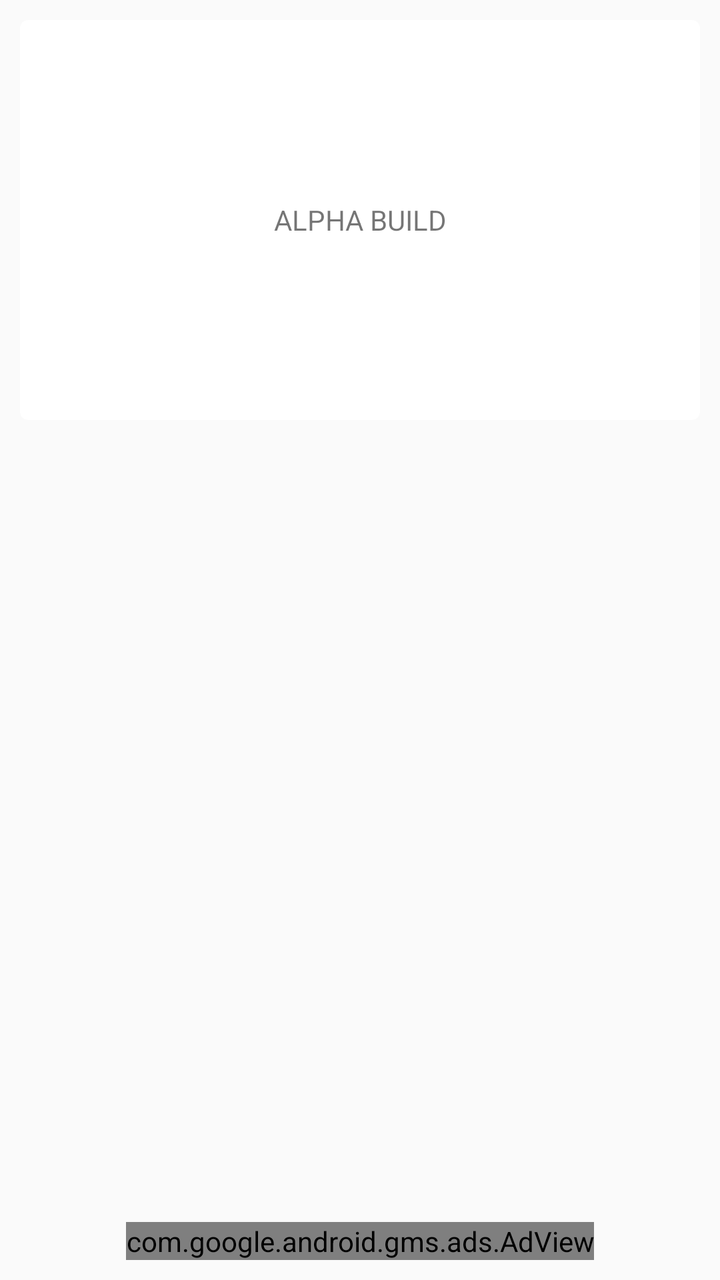
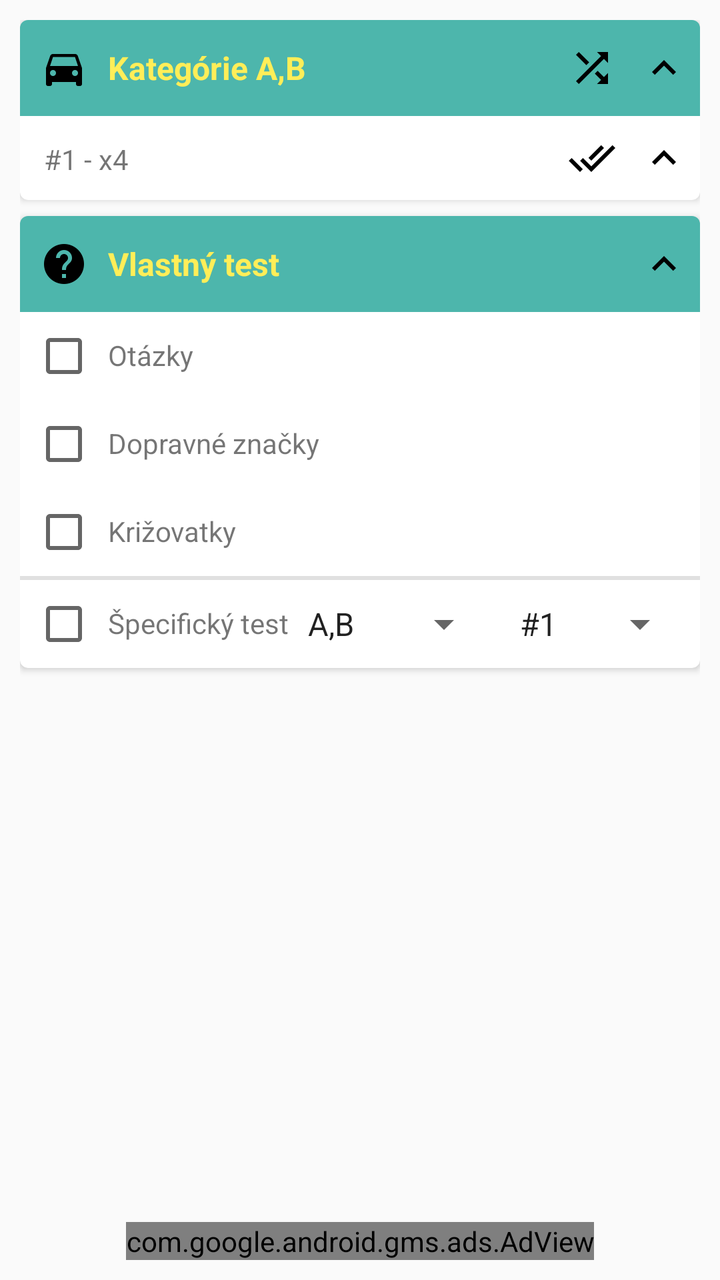

Compare the two renders of this Android layout. The source of the first and the diff that turns it into the second are given below.
<!-- AndroidManifest.xml: application theme MyTheme.Light -->
<!-- res/layout/content_main.xml -->
<?xml version="1.0" encoding="utf-8"?>
<RelativeLayout
    android:id="@+id/content_main"
    xmlns:ads="http://schemas.android.com/apk/res-auto"
    xmlns:android="http://schemas.android.com/apk/res/android"
    xmlns:app="http://schemas.android.com/apk/res-auto"
    xmlns:card_view="http://schemas.android.com/apk/res-auto"
    xmlns:tools="http://schemas.android.com/tools"
    android:background="?android:attr/windowBackground"
    android:layout_width="match_parent"
    android:layout_height="match_parent"
    android:paddingBottom="@dimen/activity_vertical_margin"
    android:paddingLeft="@dimen/activity_horizontal_margin"
    android:paddingRight="@dimen/activity_horizontal_margin"
    android:paddingTop="@dimen/activity_vertical_margin"
    app:layout_behavior="@string/appbar_scrolling_view_behavior"
    tools:context=".MainActivity"
    tools:showIn="@layout/app_bar_main">

    <android.support.v7.widget.CardView
        android:id="@+id/card_view"
        xmlns:card_view="http://schemas.android.com/apk/res-auto"
        android:layout_width="match_parent"
        android:layout_height="200dp"
        android:layout_centerHorizontal="true"
        android:layout_gravity="center"
        card_view:cardCornerRadius="4dp">

        <LinearLayout
            android:layout_width="match_parent"
            android:layout_height="match_parent">

            <TextView
                android:id="@+id/info_text"
                android:layout_width="match_parent"
                android:layout_height="match_parent"
                android:gravity="center"
                android:text="ALPHA BUILD"/>

        </LinearLayout>

    </android.support.v7.widget.CardView>

    <com.google.android.gms.ads.AdView
        android:id="@+id/adView"
        android:layout_width="wrap_content"
        android:layout_height="wrap_content"
        android:layout_alignParentBottom="true"
        android:layout_centerHorizontal="true"
        ads:adSize="BANNER"
        ads:adUnitId="@string/banner_ad_unit_id"/>

</RelativeLayout>
<!-- res/layout/app_bar_main.xml (included above) -->
<?xml version="1.0" encoding="utf-8"?>
<android.support.design.widget.CoordinatorLayout
    xmlns:android="http://schemas.android.com/apk/res/android"
    xmlns:app="http://schemas.android.com/apk/res-auto"
    xmlns:tools="http://schemas.android.com/tools"
    android:layout_width="match_parent"
    android:layout_height="match_parent"
    android:fitsSystemWindows="true"
    tools:context=".MainActivity">

    <android.support.design.widget.AppBarLayout
        android:layout_width="match_parent"
        android:layout_height="wrap_content"
        android:theme="@style/MyTheme.AppBarOverlay">

        <android.support.v7.widget.Toolbar
            android:id="@+id/toolbar"
            android:layout_width="match_parent"
            android:layout_height="?attr/actionBarSize"
            android:background="?attr/colorPrimary"
            app:popupTheme="@style/MyTheme.PopupOverlay"/>

    </android.support.design.widget.AppBarLayout>

    <include layout="@layout/content_main"/>

    

</android.support.design.widget.CoordinatorLayout>
<!-- resources referenced by this layout -->
<resources>
  <dimen name="activity_horizontal_margin">10dp</dimen>
  <dimen name="activity_vertical_margin">10dp</dimen>
  <string name="banner_ad_unit_id">ca-app-pub-7362127401681337/9720209806</string>
  <style name="MyTheme.AppBarOverlay" parent="ThemeOverlay.AppCompat.Dark.ActionBar" />
  <style name="MyTheme.PopupOverlay" parent="ThemeOverlay.AppCompat.Light" />
  <style name="MyTheme.Light" parent="@style/Theme.AppCompat.Light.NoActionBar">
          
          
          <item name="colorPrimary">@color/colorPrimary</item>
          <item name="colorPrimaryDark">@color/colorPrimaryDark</item>
      </style>
  <color name="colorPrimary" type="color">#4285F4</color>
  <color name="colorPrimaryDark" type="color">#3367D6</color>
</resources>

<!-- the commit's change to res/layout/content_main.xml (unified diff, before → after) -->
@@ -6,9 +6,9 @@
     xmlns:app="http://schemas.android.com/apk/res-auto"
     xmlns:card_view="http://schemas.android.com/apk/res-auto"
     xmlns:tools="http://schemas.android.com/tools"
-    android:background="?android:attr/windowBackground"
     android:layout_width="match_parent"
     android:layout_height="match_parent"
+    android:background="?android:attr/windowBackground"
     android:paddingBottom="@dimen/activity_vertical_margin"
     android:paddingLeft="@dimen/activity_horizontal_margin"
     android:paddingRight="@dimen/activity_horizontal_margin"
@@ -17,29 +17,24 @@
     tools:context=".MainActivity"
     tools:showIn="@layout/app_bar_main">
 
-    <android.support.v7.widget.CardView
-        android:id="@+id/card_view"
-        xmlns:card_view="http://schemas.android.com/apk/res-auto"
-        android:layout_width="match_parent"
-        android:layout_height="200dp"
-        android:layout_centerHorizontal="true"
-        android:layout_gravity="center"
-        card_view:cardCornerRadius="4dp">
-
-        <LinearLayout
+    <LinearLayout
+        android:layout_width="match_parent"
+        android:layout_height="wrap_content"
+        android:orientation="vertical">
+
+        <include
+            layout="@layout/tests_card"
             android:layout_width="match_parent"
-            android:layout_height="match_parent">
-
-            <TextView
-                android:id="@+id/info_text"
-                android:layout_width="match_parent"
-                android:layout_height="match_parent"
-                android:gravity="center"
-                android:text="ALPHA BUILD"/>
-
-        </LinearLayout>
-
-    </android.support.v7.widget.CardView>
+            android:layout_height="wrap_content"
+            android:layout_marginBottom="8dp"/>
+
+        <include
+            layout="@layout/tests_custom_test"
+            android:layout_width="match_parent"
+            android:layout_height="wrap_content"
+            android:layout_marginBottom="8dp"/>
+
+    </LinearLayout>
 
     <com.google.android.gms.ads.AdView
         android:id="@+id/adView"
@@ -81,3 +76,317 @@
     
 
 </android.support.design.widget.CoordinatorLayout>
+<!-- res/layout/tests_card.xml (included above) -->
+<?xml version="1.0" encoding="utf-8"?>
+<android.support.v7.widget.CardView
+    android:id="@+id/card_view"
+    xmlns:android="http://schemas.android.com/apk/res/android"
+    xmlns:card_view="http://schemas.android.com/apk/res-auto"
+    xmlns:tools="http://schemas.android.com/tools"
+    android:layout_width="match_parent"
+    android:layout_height="wrap_content"
+    android:background="@color/colorCards"
+    card_view:cardCornerRadius="4dp"
+    tools:context=".MainActivity">
+
+    
+    <RelativeLayout
+        android:layout_width="match_parent"
+        android:layout_height="48dp"
+        android:background="@color/colorSecondary"
+        android:gravity="center_vertical">
+
+        
+        <ImageView
+            android:id="@+id/title_icon"
+            android:layout_width="24dp"
+            android:layout_height="24dp"
+            android:layout_centerVertical="true"
+            android:layout_margin="10dp"
+            android:background="@drawable/ic_directions_car_black_24dp"
+            android:contentDescription="@string/cd_test_category_icon"/>
+
+        
+        <TextView
+            android:id="@+id/title_text"
+            android:layout_width="wrap_content"
+            android:layout_height="match_parent"
+            android:layout_toEndOf="@id/title_icon"
+            android:layout_toRightOf="@id/title_icon"
+            android:gravity="center_vertical"
+            android:text="@string/test_kategorie_ab"
+            android:textColor="#FFEE58"
+            android:textSize="16sp"
+            android:textStyle="bold"/>
+
+        
+        <ImageButton
+            android:id="@+id/expand_icon"
+            style="?android:attr/borderlessButtonStyle"
+            android:layout_width="24dp"
+            android:layout_height="24dp"
+            android:layout_alignParentEnd="true"
+            android:layout_alignParentRight="true"
+            android:layout_centerVertical="true"
+            android:layout_margin="6dp"
+            android:contentDescription="@string/cd_expand_icon"
+            android:src="@drawable/ic_expand_less_black_24dp"/>
+
+        
+        <ImageButton
+            android:id="@+id/shuffle_icon"
+            style="?android:attr/borderlessButtonStyle"
+            android:layout_width="24dp"
+            android:layout_height="24dp"
+            android:layout_centerVertical="true"
+            android:layout_margin="6dp"
+            android:layout_toLeftOf="@id/expand_icon"
+            android:layout_toStartOf="@id/expand_icon"
+            android:background="@drawable/ic_shuffle_black_24dp"
+            android:contentDescription="@string/cd_test_category_icon"/>
+
+    </RelativeLayout>
+
+    
+    <LinearLayout
+        android:layout_width="match_parent"
+        android:layout_height="wrap_content"
+        android:layout_marginTop="48dp"
+        android:orientation="vertical">
+
+        
+        <RelativeLayout
+            android:id="@+id/test_entry"
+            android:layout_width="fill_parent"
+            android:layout_height="42dp">
+
+            <TextView
+                android:layout_width="wrap_content"
+                android:layout_height="wrap_content"
+                android:layout_marginLeft="12dp"
+                android:layout_marginStart="12dp"
+                android:layout_marginTop="12dp"
+                android:text="#1 - x4"/>
+
+            
+            <ImageButton
+                android:id="@+id/expand_history_icon"
+                style="?android:attr/borderlessButtonStyle"
+                android:layout_width="24dp"
+                android:layout_height="24dp"
+                android:layout_alignParentEnd="true"
+                android:layout_alignParentRight="true"
+                android:layout_centerVertical="true"
+                android:layout_margin="6dp"
+                android:background="@drawable/ic_expand_less_black_24dp"
+                android:contentDescription="@string/cd_expand_test_history_icon"/>
+
+            
+            <ImageButton
+                android:id="@+id/view_answers_icon"
+                style="?android:attr/borderlessButtonStyle"
+                android:layout_width="24dp"
+                android:layout_height="24dp"
+                android:layout_centerVertical="true"
+                android:layout_margin="6dp"
+                android:layout_toLeftOf="@id/expand_history_icon"
+                android:layout_toStartOf="@id/expand_history_icon"
+                android:background="@drawable/ic_done_all_black_24dp"
+                android:contentDescription="@string/cd_view_test_correct_answers_icon"/>
+
+        </RelativeLayout>
+
+    </LinearLayout>
+
+</android.support.v7.widget.CardView>
+<!-- res/layout/tests_custom_test.xml (included above) -->
+<?xml version="1.0" encoding="utf-8"?>
+<android.support.v7.widget.CardView
+    android:id="@+id/card_view"
+    xmlns:android="http://schemas.android.com/apk/res/android"
+    xmlns:card_view="http://schemas.android.com/apk/res-auto"
+    xmlns:tools="http://schemas.android.com/tools"
+    android:layout_width="match_parent"
+    android:layout_height="wrap_content"
+    android:background="@color/colorCards"
+    card_view:cardCornerRadius="4dp"
+    tools:context=".MainActivity">
+
+    
+    <RelativeLayout
+        android:layout_width="match_parent"
+        android:layout_height="48dp"
+        android:background="@color/colorSecondary"
+        android:gravity="center_vertical">
+
+        
+        <ImageView
+            android:id="@+id/title_icon"
+            android:layout_width="24dp"
+            android:layout_height="24dp"
+            android:layout_centerVertical="true"
+            android:layout_margin="10dp"
+            android:background="@drawable/ic_help_black_24dp"
+            android:contentDescription="@string/cd_test_category_icon"/>
+
+        
+        <TextView
+            android:id="@+id/title_text"
+            android:layout_width="wrap_content"
+            android:layout_height="match_parent"
+            android:layout_toEndOf="@id/title_icon"
+            android:layout_toRightOf="@id/title_icon"
+            android:gravity="center_vertical"
+            android:text="@string/vlastny_test_title"
+            android:textColor="#FFEE58"
+            android:textSize="16sp"
+            android:textStyle="bold"/>
+
+        
+        <ImageButton
+            android:id="@+id/expand_icon"
+            style="?android:attr/borderlessButtonStyle"
+            android:layout_width="24dp"
+            android:layout_height="24dp"
+            android:layout_alignParentEnd="true"
+            android:layout_alignParentRight="true"
+            android:layout_centerVertical="true"
+            android:layout_margin="6dp"
+            android:background="@drawable/ic_expand_less_black_24dp"
+            android:contentDescription="@string/cd_expand_icon"/>
+
+    </RelativeLayout>
+
+    
+    <LinearLayout
+        android:layout_width="match_parent"
+        android:layout_height="wrap_content"
+        android:layout_marginTop="48dp"
+        android:orientation="vertical">
+
+        
+        <RelativeLayout
+            android:id="@+id/otazky"
+            android:layout_width="fill_parent"
+            android:layout_height="wrap_content">
+
+            <CheckBox
+                android:id="@+id/otazky_checkbox"
+                android:layout_width="wrap_content"
+                android:layout_height="wrap_content"
+                android:layout_gravity="center_vertical"
+                android:layout_margin="6dp"/>
+
+            <TextView
+                android:layout_width="wrap_content"
+                android:layout_height="wrap_content"
+                android:layout_marginTop="12dp"
+                android:layout_toEndOf="@id/otazky_checkbox"
+                android:layout_toRightOf="@id/otazky_checkbox"
+                android:text="@string/vlastny_test_otazky"/>
+
+        </RelativeLayout>
+
+        
+        <RelativeLayout
+            android:id="@+id/dopravne_znacky"
+            android:layout_width="fill_parent"
+            android:layout_height="wrap_content">
+
+            <CheckBox
+                android:id="@+id/dopravne_znacky_checkbox"
+                android:layout_width="wrap_content"
+                android:layout_height="wrap_content"
+                android:layout_gravity="center_vertical"
+                android:layout_margin="6dp"/>
+
+            <TextView
+                android:layout_width="wrap_content"
+                android:layout_height="wrap_content"
+                android:layout_marginTop="12dp"
+                android:layout_toEndOf="@id/dopravne_znacky_checkbox"
+                android:layout_toRightOf="@id/dopravne_znacky_checkbox"
+                android:text="@string/vlastny_test_dopravne_znacky"/>
+
+        </RelativeLayout>
+
+        
+        <RelativeLayout
+            android:id="@+id/krizovatky"
+            android:layout_width="fill_parent"
+            android:layout_height="wrap_content">
+
+            <CheckBox
+                android:id="@+id/krizovatky_checkbox"
+                android:layout_width="wrap_content"
+                android:layout_height="wrap_content"
+                android:layout_gravity="center_vertical"
+                android:layout_margin="6dp"/>
+
+            <TextView
+                android:layout_width="wrap_content"
+                android:layout_height="wrap_content"
+                android:layout_marginTop="12dp"
+                android:layout_toEndOf="@id/krizovatky_checkbox"
+                android:layout_toRightOf="@id/krizovatky_checkbox"
+                android:text="@string/vlastny_test_krizovatky"/>
+
+        </RelativeLayout>
+
+        <View
+            android:layout_width="fill_parent"
+            android:layout_height="2dp"
+            android:background="@color/grey_300"/>
+
+        
+        <RelativeLayout
+            android:id="@+id/specificky_test_wrapper"
+            android:layout_width="fill_parent"
+            android:layout_height="wrap_content">
+
+            <CheckBox
+                android:id="@+id/specificky_test_checkbox"
+                android:layout_width="wrap_content"
+                android:layout_height="wrap_content"
+                android:layout_gravity="center_vertical"
+                android:layout_margin="6dp"/>
+
+            <TextView
+                android:layout_width="wrap_content"
+                android:layout_height="wrap_content"
+                android:layout_marginTop="12dp"
+                android:layout_toEndOf="@id/specificky_test_checkbox"
+                android:layout_toRightOf="@id/specificky_test_checkbox"
+                android:text="@string/vlastny_test_specificky_test"/>
+
+            <LinearLayout
+                android:layout_width="wrap_content"
+                android:layout_height="28dp"
+                android:layout_alignParentEnd="true"
+                android:layout_alignParentRight="true"
+                android:layout_marginEnd="6dp"
+                android:layout_marginRight="6dp"
+                android:layout_marginTop="10dp"
+                android:orientation="horizontal">
+
+                <Spinner
+                    android:id="@+id/spinner_test_categories"
+                    android:layout_width="wrap_content"
+                    android:layout_height="wrap_content"
+                    android:entries="@array/test_categories"/>
+
+                <Spinner
+                    android:id="@+id/spinner_test_indexes"
+                    android:layout_width="wrap_content"
+                    android:layout_height="wrap_content"
+                    android:layout_marginLeft="6dp"
+                    android:layout_marginStart="6dp"
+                    android:entries="@array/test_indexes"/>
+
+            </LinearLayout>
+
+        </RelativeLayout>
+
+    </LinearLayout>
+
+</android.support.v7.widget.CardView>
<!-- resource entries referenced after the edit -->
@@ -1,8 +1,43 @@
 <!-- resources referenced by this layout -->
 <resources>
+  <string-array name="test_categories">
+          <item>A,B</item>
+          <item>C,D,T</item>
+      </string-array>
+  <string-array name="test_indexes">
+          <item>#1</item>
+          <item>#2</item>
+          <item>#3</item>
+          <item>#4</item>
+          <item>#5</item>
+          <item>#6</item>
+          <item>#7</item>
+          <item>#8</item>
+          <item>#9</item>
+          <item>#10</item>
+          <item>#11</item>
+      </string-array>
+  <color name="colorCards" type="color">#ffffff</color>
+  <color name="colorSecondary" type="color">@color/deep_teal_300</color>
+  <color name="grey_300" type="color">#E0E0E0</color>
   <dimen name="activity_horizontal_margin">10dp</dimen>
   <dimen name="activity_vertical_margin">10dp</dimen>
+  <!-- drawable ic_directions_car_black_24dp: png bitmap (drawable-hdpi, 321 bytes) -->
+  <!-- drawable ic_done_all_black_24dp: png bitmap (drawable-hdpi, 258 bytes) -->
+  <!-- drawable ic_expand_less_black_24dp: png bitmap (drawable-hdpi, 149 bytes) -->
+  <!-- drawable ic_help_black_24dp: png bitmap (drawable-hdpi, 458 bytes) -->
+  <!-- drawable ic_shuffle_black_24dp: png bitmap (drawable-hdpi, 281 bytes) -->
   <string name="banner_ad_unit_id">ca-app-pub-7362127401681337/9720209806</string>
+  <string name="cd_expand_icon">Zobraziť viac/menej</string>
+  <string name="cd_expand_test_history_icon">Zobraziť históriu testu</string>
+  <string name="cd_test_category_icon">Ikona kategórie testu</string>
+  <string name="cd_view_test_correct_answers_icon">Zobraziť správne odpovede</string>
+  <string name="test_kategorie_ab">Kategórie A,B</string>
+  <string name="vlastny_test_dopravne_znacky">Dopravné značky</string>
+  <string name="vlastny_test_krizovatky">Križovatky</string>
+  <string name="vlastny_test_otazky">Otázky</string>
+  <string name="vlastny_test_specificky_test">Špecifický test</string>
+  <string name="vlastny_test_title">Vlastný test</string>
   <style name="MyTheme.AppBarOverlay" parent="ThemeOverlay.AppCompat.Dark.ActionBar" />
   <style name="MyTheme.PopupOverlay" parent="ThemeOverlay.AppCompat.Light" />
   <style name="MyTheme.Light" parent="@style/Theme.AppCompat.Light.NoActionBar">
@@ -11,6 +46,7 @@
           <item name="colorPrimary">@color/colorPrimary</item>
           <item name="colorPrimaryDark">@color/colorPrimaryDark</item>
       </style>
+  <color name="deep_teal_300" type="color">#4DB6AC</color>
   <color name="colorPrimary" type="color">#4285F4</color>
   <color name="colorPrimaryDark" type="color">#3367D6</color>
 </resources>
